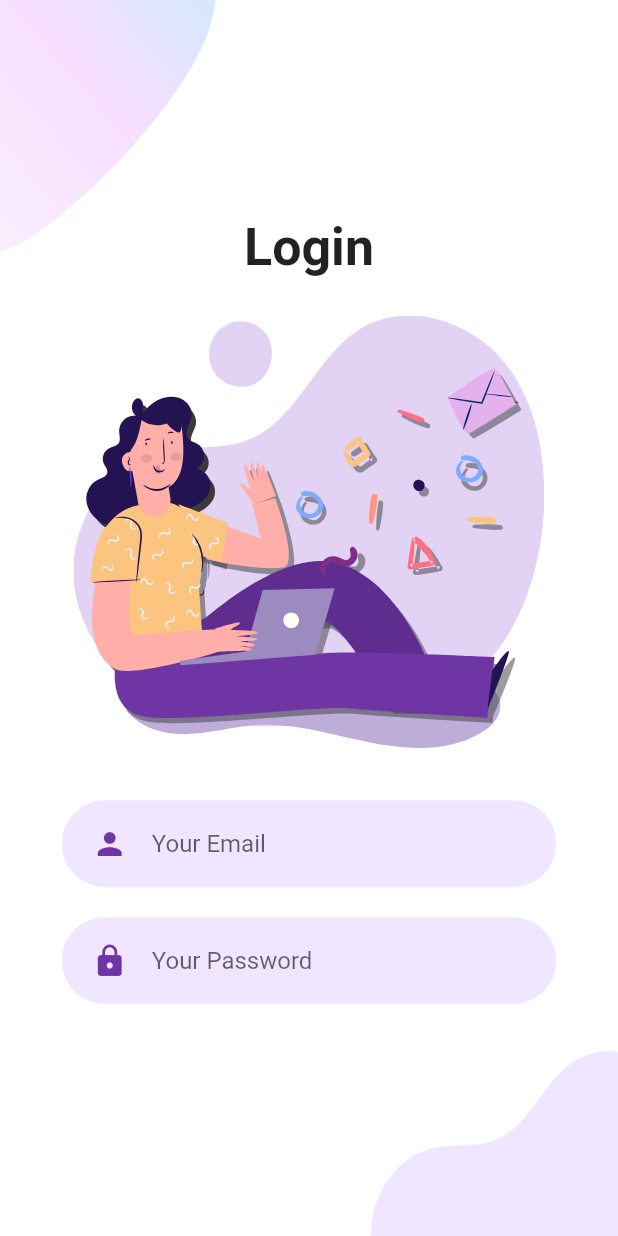
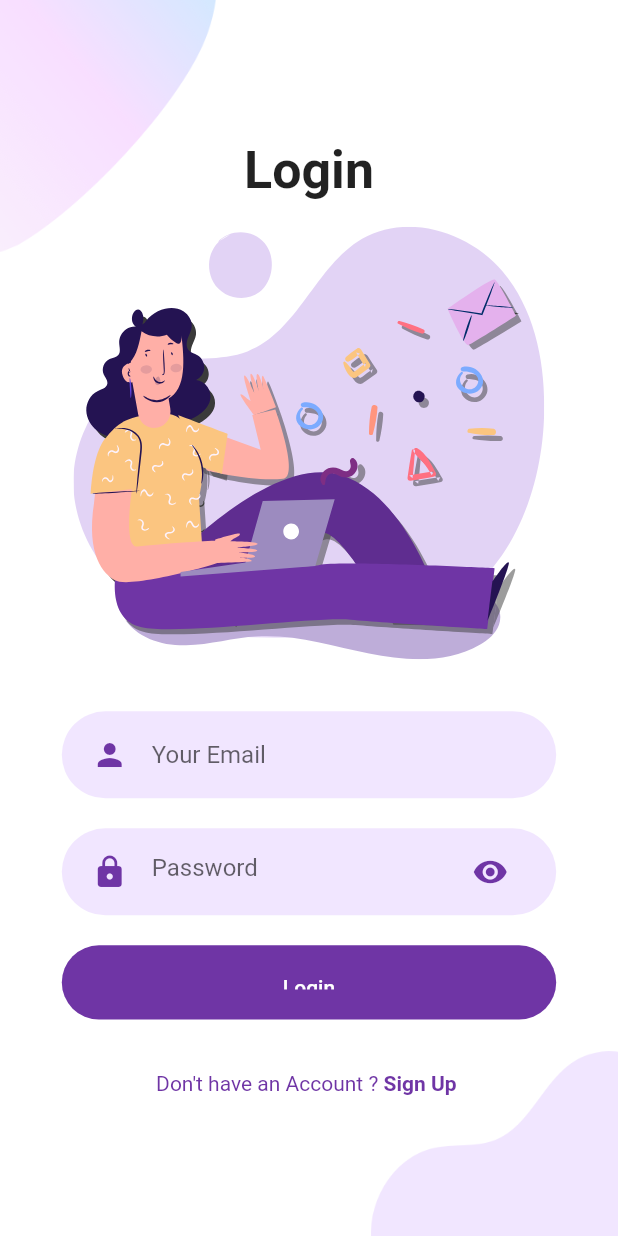
Before and after one commit to mynameiskreang/flutter_login, a Flutter app: the screen it shows after launch, on a phone screen of 412 x 824 dp. Run offline on Flutter 3.47's test engine with Material 2 defaults, Android fonts, the phone set to English and light mode, and no system bars; our stand-ins replace flutter_svg.

Commit message:
improve login page

```diff
--- a/lib/screen/login/body.dart
+++ b/lib/screen/login/body.dart
@@ -1,5 +1,8 @@
 import 'package:flutter/material.dart';
+import 'package:flutter_login/components/already_have_an_account_check.dart';
+import 'package:flutter_login/components/rounded_button.dart';
 import 'package:flutter_login/components/rounded_input_field.dart';
+import 'package:flutter_login/components/rounded_password_field.dart';
 import 'package:flutter_login/constants.dart';
 import 'package:flutter_login/screen/login/background.dart';
 import 'package:flutter_svg/flutter_svg.dart';
@@ -23,7 +26,7 @@ class Body extends StatelessWidget {
             textScaleFactor: size.height * 0.003,
             style: TextStyle(fontWeight: FontWeight.bold),
           ),
-          SizedBox(height: size.height * 0.03),
+          SizedBox(height: size.height * 0.02),
           SvgPicture.asset(
             'assets/icons/login.svg',
             height: size.height * 0.35,
@@ -35,12 +38,10 @@ class Body extends StatelessWidget {
               size: size,
               icon: Icons.person,
               color: kPrimaryColor),
-          RoundedInputField(
-              text: "Your Password",
-              onChanges: (value) {},
-              size: size,
-              icon: Icons.lock,
-              color: kPrimaryColor),
+          RoundedPasswordField(size: size, onChanged: (value) {}),
+          RoundedButton(text: "Login", press: () {}),
+          SizedBox(height: size.height * 0.03),
+          AlreadyHaveAnAccountCheck(press: () {})
         ],
       ),
     );
```
